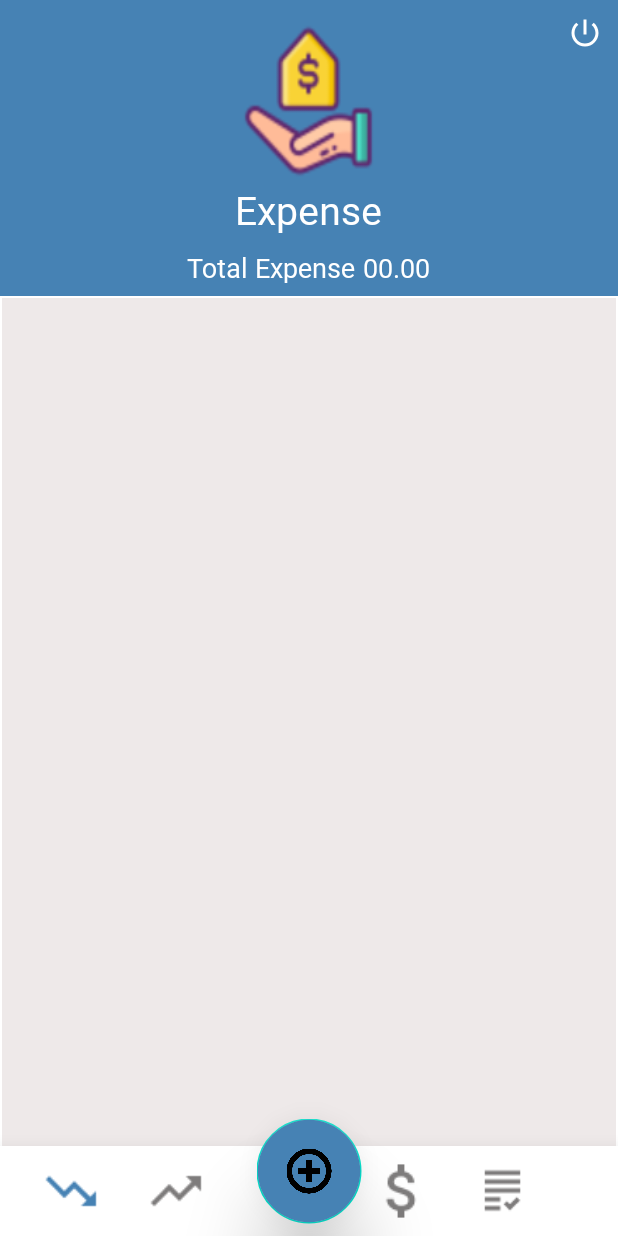
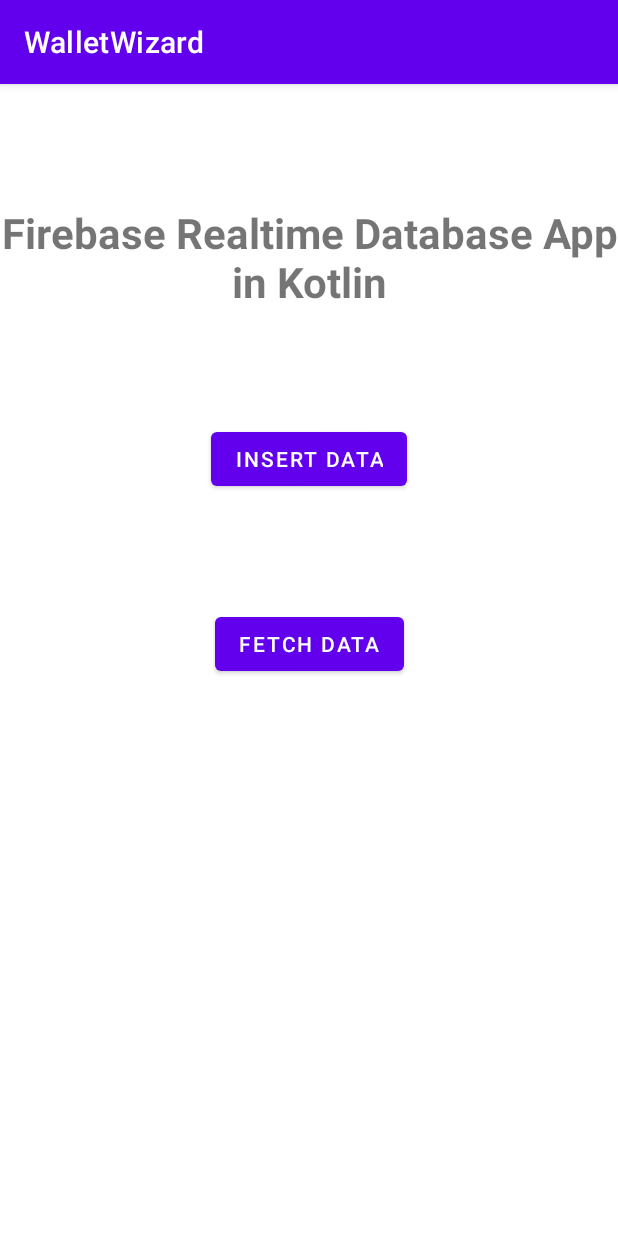
Before and after one commit to it21322662/MAD_WalletWizard, an Android app: the screen it shows after launch (ExpenseManage before the commit, MainActivity after it), on a phone screen of 412 x 824 dp. Run offline under Robolectric (Android 15) with nearby library versions, the light colour scheme and no system bars.

Commit message:
Created Expenses Crud

```diff
--- /dev/null
+++ b/app/src/main/java/com/example/walletwizard/Activities/MainActivity.kt
@@ -0,0 +1,33 @@
+package com.example.walletwizard.Activities
+
+import android.content.Intent
+import android.os.Bundle
+import android.widget.Button
+import androidx.appcompat.app.AppCompatActivity
+import com.example.walletwizard.R
+
+class MainActivity : AppCompatActivity() {
+    private lateinit var btnInsertData: Button
+    private lateinit var btnFetchData: Button
+
+
+    override fun onCreate(savedInstanceState: Bundle?) {
+        super.onCreate(savedInstanceState)
+        setContentView(R.layout.activity_main)
+
+
+        btnInsertData = findViewById(R.id.btnInsertData)
+        btnFetchData = findViewById(R.id.btnFetchData)
+
+        btnInsertData.setOnClickListener {
+            val intent = Intent(this, AddExpenses::class.java)
+            startActivity(intent)
+        }
+
+        btnFetchData.setOnClickListener {
+            val intent = Intent(this, ExpenseFetchingActivity::class.java)
+            startActivity(intent)
+        }
+
+    }
+}
--- a/app/src/main/java/com/example/walletwizard/ExpenseManage.kt
+++ /dev/null
@@ -1,31 +0,0 @@
-package com.example.walletwizard
-
-import android.annotation.SuppressLint
-import android.content.Intent
-import androidx.appcompat.app.AppCompatActivity
-import android.os.Bundle
-import android.view.Window
-import android.view.WindowManager
-import com.google.android.material.floatingactionbutton.FloatingActionButton
-
-class ExpenseManage : AppCompatActivity() {
-     private lateinit var fab: FloatingActionButton
-    override fun onCreate(savedInstanceState: Bundle?) {
-        super.onCreate(savedInstanceState)
-
-        requestWindowFeature(Window. FEATURE_NO_TITLE);
-        this.getWindow().setFlags(WindowManager.LayoutParams.FLAG_FULLSCREEN, WindowManager.LayoutParams.FLAG_FULLSCREEN);
-        getSupportActionBar()?.hide();//This Line hides the action bar
-
-        setContentView(R.layout.activity_expense)
-
-        fab = findViewById(R.id.fab)
-
-        fab.setOnClickListener {
-          val intent = Intent(this, AddExpenses::class.java)
-            startActivity(intent)
-        }
-
-
-    }
-}
--- /dev/null
+++ b/app/src/main/res/layout/activity_main.xml
@@ -0,0 +1,42 @@
+<?xml version="1.0" encoding="utf-8"?>
+<androidx.constraintlayout.widget.ConstraintLayout xmlns:android="http://schemas.android.com/apk/res/android"
+    xmlns:app="http://schemas.android.com/apk/res-auto"
+    xmlns:tools="http://schemas.android.com/tools"
+    android:layout_width="match_parent"
+    android:layout_height="match_parent"
+    tools:context=".activities.MainActivity">
+
+    <TextView
+        android:id="@+id/textView"
+        android:layout_width="wrap_content"
+        android:layout_height="wrap_content"
+        android:text="Firebase Realtime Database App in Kotlin"
+        android:layout_marginTop="80dp"
+        android:textSize="28sp"
+        android:gravity="center"
+        android:textStyle="bold"
+        app:layout_constraintEnd_toEndOf="parent"
+        app:layout_constraintStart_toStartOf="parent"
+        app:layout_constraintTop_toTopOf="parent" />
+
+    <Button
+        android:id="@+id/btnInsertData"
+        android:layout_width="wrap_content"
+        android:layout_height="wrap_content"
+        android:text="insert Data"
+        android:layout_marginTop="75dp"
+        app:layout_constraintEnd_toEndOf="parent"
+        app:layout_constraintStart_toStartOf="parent"
+        app:layout_constraintTop_toBottomOf="@+id/textView" />
+
+    <Button
+        android:id="@+id/btnFetchData"
+        android:layout_width="wrap_content"
+        android:layout_height="wrap_content"
+        android:layout_marginTop="75dp"
+        android:text="Fetch Data"
+        app:layout_constraintEnd_toEndOf="parent"
+        app:layout_constraintStart_toStartOf="parent"
+        app:layout_constraintTop_toBottomOf="@+id/btnInsertData" />
+
+</androidx.constraintlayout.widget.ConstraintLayout>
--- a/app/src/main/res/layout/add_expenses.xml
+++ b/app/src/main/res/layout/add_expenses.xml
@@ -114,7 +114,7 @@
                     android:layout_weight="2">
 
                     <EditText
-                        android:id="@+id/amount_add"
+                        android:id="@+id/etamount"
                         android:layout_width="match_parent"
                         android:layout_height="wrap_content"
                         android:layout_marginStart="10dp"
@@ -159,7 +159,7 @@
                     android:layout_weight="2">
 
                     <EditText
-                        android:id="@+id/type_add"
+                        android:id="@+id/ettype"
                         android:layout_width="match_parent"
                         android:layout_height="wrap_content"
                         android:layout_marginStart="10dp"
@@ -205,7 +205,7 @@
                     android:layout_weight="2">
 
                     <EditText
-                        android:id="@+id/note_add"
+                        android:id="@+id/etnote"
                         android:layout_width="match_parent"
                         android:layout_height="wrap_content"
                         android:layout_marginStart="10dp"
```
Also changed, not shown: app/src/main/AndroidManifest.xml (+5 -5 lines), app/src/main/java/com/example/walletwizard/Activities/AddExpenses.kt (renamed from app/src/main/java/com/example/walletwizard/AddExpenses.kt, +5 -5 lines), app/src/main/java/com/example/walletwizard/Activities/ExpenseFetchingActivity.kt (added, +86 -0 lines), app/src/main/java/com/example/walletwizard/Activities/ExpensesDetailsActivity.kt (added, +132 -0 lines), app/src/main/java/com/example/walletwizard/Adapters/ExpAdapter.kt (added, +51 -0 lines), app/src/main/java/com/example/walletwizard/dataRetriveExpenses.kt (deleted, +0 -18 lines), app/src/main/res/layout/activity_expense.xml (+14 -0 lines), app/src/main/res/layout/activity_expense_update.xml (+6 -3 lines), app/src/main/res/layout/expense_list_item.xml (added, +40 -0 lines), app/src/main/res/layout/update_expense.xml (added, +47 -0 lines).
